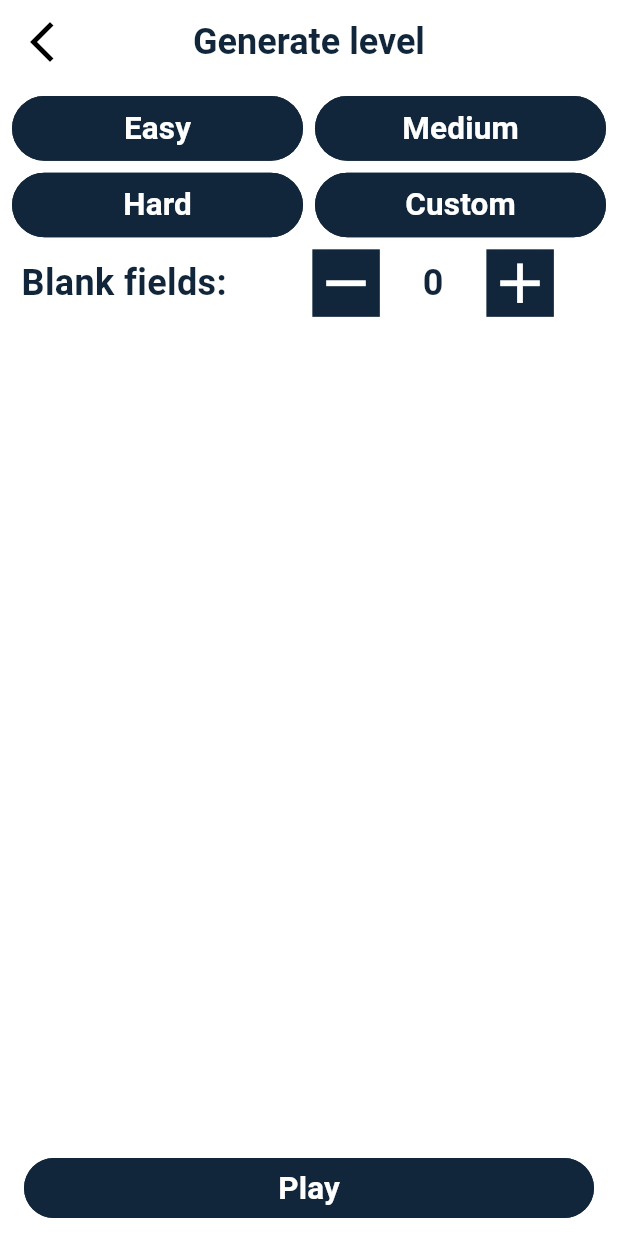
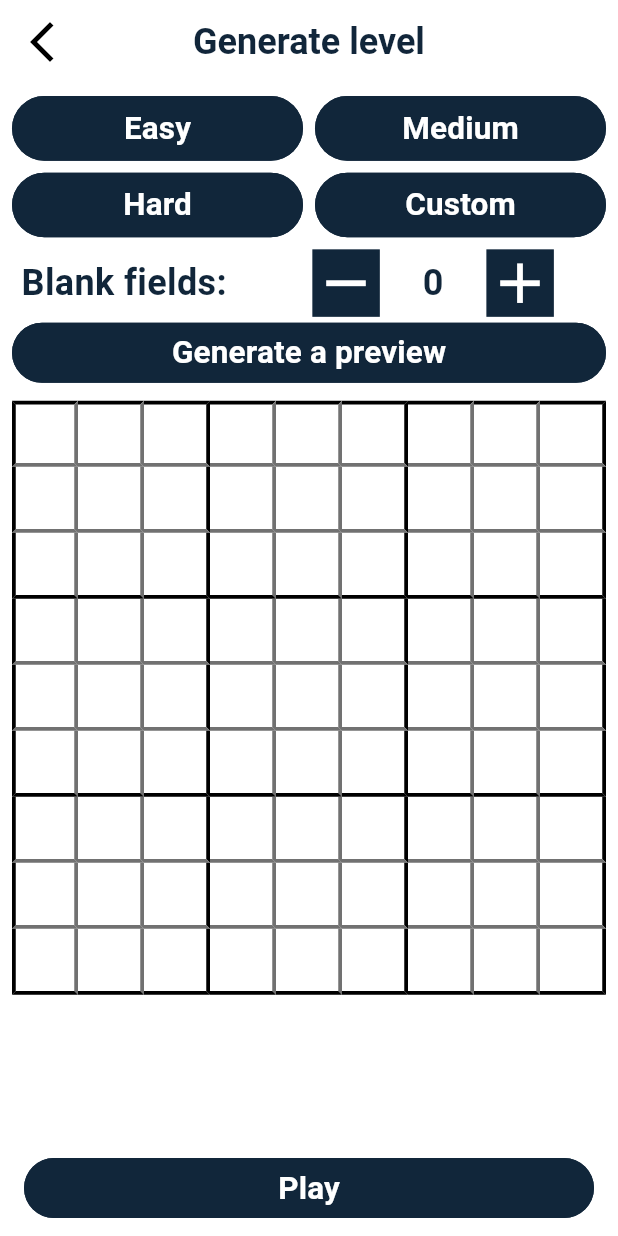
Before and after one commit to NikodemWojtczak/sudoku, a Flutter app: the PgGenerateLevel screen opened by its route, on a phone screen of 412 x 824 dp. Run offline on Flutter 3.47's test engine with Material 3 defaults, Android fonts, the phone set to English and light mode, and no system bars; our stand-ins replace csv, flutter_secure_storage, get, google_mobile_ads, theme_provider; accounts and stored records are empty; statements that could not run were skipped; project files that could hold a hidden picture were left out.

Commit message:
05.01.2024

```diff
--- /dev/null
+++ b/lib/ad_helper.dart
@@ -0,0 +1,3 @@
+class AdHelper {
+  static String interstitialAdUnitId = "ca-app-pub-8057878785129794/7420101079";
+}
--- a/lib/pages/pg_generate_level.dart
+++ b/lib/pages/pg_generate_level.dart
@@ -3,6 +3,8 @@ import 'package:get/get.dart';
 import 'package:sudoku/controllers/pages/pg_generate_level_controller.dart';
 import 'package:sudoku/models/enums/Levels.dart';
 import 'package:sudoku/widgets/buttons_widget.dart';
+import 'package:sudoku/widgets/sudoku_game_widgets/sudoku_field.dart';
+
 import 'package:sudoku/widgets/text_widgets.dart';
 
 class PgGenerateLevel extends GetView<GenerateLevelController> {
@@ -63,6 +65,30 @@ class PgGenerateLevel extends GetView<GenerateLevelController> {
                     Container(),
                   ],
                 )),
+            SizedBox(
+              width: MediaQuery.of(context).size.width - 16,
+              child: MyButtons.mainButtonWidget(
+                  inputFunction: () => controller.onGeneratePreviev(),
+                  inputText: "Generate a preview"),
+            ),
+            Padding(
+              padding: const EdgeInsets.all(8.0),
+              child: GetBuilder<GenerateLevelController>(builder: (controler) {
+                return GridView.builder(
+                    shrinkWrap: true,
+                    physics: const NeverScrollableScrollPhysics(),
+                    itemCount: 81,
+                    gridDelegate:
+                        const SliverGridDelegateWithFixedCrossAxisCount(
+                            crossAxisCount: 9),
+                    itemBuilder: (contex, index) {
+                      return SudokuField().rawField(
+                        value: controller.board[index],
+                        number: index,
+                      );
+                    });
+              }),
+            ),
             const Spacer(),
             Padding(
               padding: const EdgeInsets.only(bottom: 8.0),
--- a/lib/pages/pg_sudoku_game.dart
+++ b/lib/pages/pg_sudoku_game.dart
@@ -1,5 +1,3 @@
-import 'dart:developer';
-
 import 'package:flutter/material.dart';
 import 'package:get/get.dart';
 import 'package:sudoku/controllers/app_controller.dart';
@@ -39,6 +37,7 @@ class PgSudokuGame extends GetView<SudokuGamePgController> {
                   MyButtons.restartButtonWidget()
                 ],
               ),
+              const Spacer(),
               Padding(
                 padding: const EdgeInsets.all(8.0),
                 child: GridView.builder(
@@ -70,7 +69,8 @@ class PgSudokuGame extends GetView<SudokuGamePgController> {
               Row(
                 children: List.generate(
                     9, (index) => SudokuGameButtons().numberButton(index + 1)),
-              )
+              ),
+              const Spacer(flex: 8),
             ],
           );
         }),
--- a/lib/utils/my_colors.dart
+++ b/lib/utils/my_colors.dart
@@ -5,10 +5,11 @@ class MyColors {
   static Color accent = const Color(0xff007aff);
   static Color buttons = const Color(0xfff4edea);
   static Color background = const Color(0xffffffff);
-  static Color finished = const Color(0xff9cd964);
+  static Color finished = const Color.fromARGB(255, 57, 113, 5);
   static Color notFinished = const Color(0xffff3d55);
-  static Color fieldBorderBasic = const Color.fromARGB(255, 138, 138, 138);
+  static Color fieldBorderBasic = const Color.fromARGB(255, 113, 113, 113);
   static Color fieldBorderBox = const Color(0xff000000);
   static Color highlightedColor = Colors.indigo.shade50;
-  static Color pickedColor = Colors.red;
+  static Color pickedColor = const Color.fromARGB(150, 13, 53, 97);
+  static Color hintColor = const Color.fromARGB(255, 66, 66, 66);
 }
--- a/lib/utils/my_strings.dart
+++ b/lib/utils/my_strings.dart
@@ -8,4 +8,6 @@ class MyStrings {
       "You don't have enough hints. Do you want to watch an ad to add one?";
   static String lackOfSuperPencil =
       "You don't have enough super pencils. Do you want to watch an ad to add one?";
+  static String noSudokuSolition =
+      "There is no sulution of your sudoku for the way it looks right now. Try undo some moves and try again.";
 }
--- a/lib/widgets/pop_up.dart
+++ b/lib/widgets/pop_up.dart
@@ -1,8 +1,6 @@
 import 'package:flutter/material.dart';
 import 'package:get/get.dart';
-import 'package:sudoku/utils/my_colors.dart';
 import 'package:sudoku/widgets/buttons_widget.dart';
-import 'package:sudoku/widgets/text_widgets.dart';
 
 class MyPopUp {
   static void basicPopUp(String title, String content) {
--- a/lib/widgets/sudoku_game_widgets/sudoku_field.dart
+++ b/lib/widgets/sudoku_game_widgets/sudoku_field.dart
@@ -21,6 +21,7 @@ class SudokuField {
     Color regularEdgeBorderColor = MyColors.fieldBorderBasic;
     Color highlightedColor = MyColors.highlightedColor;
     Color pickedColor = MyColors.pickedColor;
+    Color hintColor = MyColors.hintColor;
 
     BoxDecoration boxDecoration = BoxDecoration(
       color: sudokuGamePgController.yHighlighted == y &&
@@ -77,8 +78,8 @@ class SudokuField {
                           false
                       ? (index + 1).toString()
                       : "",
-                  style: const TextStyle(
-                      color: Colors.grey, fontWeight: FontWeight.bold),
+                  style:
+                      TextStyle(color: hintColor, fontWeight: FontWeight.bold),
                 ),
               );
             },
@@ -87,4 +88,51 @@ class SudokuField {
       );
     }
   }
+
+  Widget rawField({required int number, required int value}) {
+    int x = number % 9;
+    int y = number ~/ 9;
+
+    double borderWidth = MyConstantValues.borderWidth;
+    Color boxBorderColor = MyColors.fieldBorderBox;
+    Color regularEdgeBorderColor = MyColors.fieldBorderBasic;
+
+    BoxDecoration boxDecoration = BoxDecoration(
+      border: Border(
+        top: y == 0
+            ? BorderSide(width: borderWidth, color: boxBorderColor)
+            : BorderSide.none,
+        left: x == 0
+            ? BorderSide(width: borderWidth, color: boxBorderColor)
+            : BorderSide.none,
+        right: BorderSide(
+            width: borderWidth,
+            color: x % 3 == 2 ? boxBorderColor : regularEdgeBorderColor),
+        bottom: BorderSide(
+            width: borderWidth,
+            color: y % 3 == 2 ? boxBorderColor : regularEdgeBorderColor),
+      ),
+    );
+
+    if (value != 0) {
+      return Container(
+        decoration: boxDecoration,
+        child: FittedBox(
+          fit: BoxFit.fitHeight,
+          child: Text(
+            ((value).toString()),
+          ),
+        ),
+      );
+    }
+    return Container(
+      decoration: boxDecoration,
+      child: const FittedBox(
+        fit: BoxFit.fitHeight,
+        child: Text(
+          (""),
+        ),
+      ),
+    );
+  }
 }
--- a/lib/widgets/sudoku_game_widgets/sudoku_game_buttons.dart
+++ b/lib/widgets/sudoku_game_widgets/sudoku_game_buttons.dart
@@ -13,10 +13,11 @@ class SudokuGameButtons {
 
   Widget numberButton(int number) {
     return Expanded(
-        child: TextButton(
-            onPressed: () => sudokuGamePgController.onCLickNumber(number),
+        child: GestureDetector(
+            onTap: () => sudokuGamePgController.onCLickNumber(number),
             child: Text(
               number.toString(),
+              textAlign: TextAlign.center,
               style: TextStyle(
                   fontSize: 50,
                   color: sudokuGamePgController.isPencilOn
--- a/pubspec.yaml
+++ b/pubspec.yaml
@@ -35,6 +35,7 @@ dependencies:
   csv: ^5.1.1
   path_provider: ^2.1.1
   flutter_secure_storage: ^9.0.0
+  google_mobile_ads: ^4.0.0
 
   # The following adds the Cupertino Icons font to your application.
   # Use with the CupertinoIcons class for iOS style icons.
```
Also changed, not shown: lib/controllers/pages/pg_generate_level_controller.dart (+29 -2 lines), lib/controllers/pages/pg_sudoku_game_controller.dart (+10 -2 lines), lib/controllers/sudoku_controller.dart (+5 -2 lines), lib/models/buttons_events/button_event_hint.dart (+39 -3 lines), lib/pages/pg_dashboard.dart (+7 -7 lines), lib/services/ad_controller.dart (added, +25 -0 lines), assets/images/banner.png (added), assets/images/logo.png (added), pubspec.lock, 2 other files.
